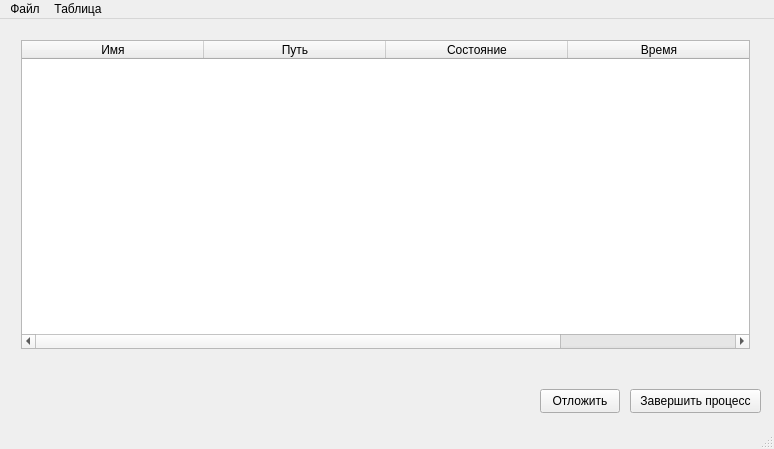
Before: the Qt Designer form Project1/Project1.ui in f1shaa/Project1, drawn with Qt 5.
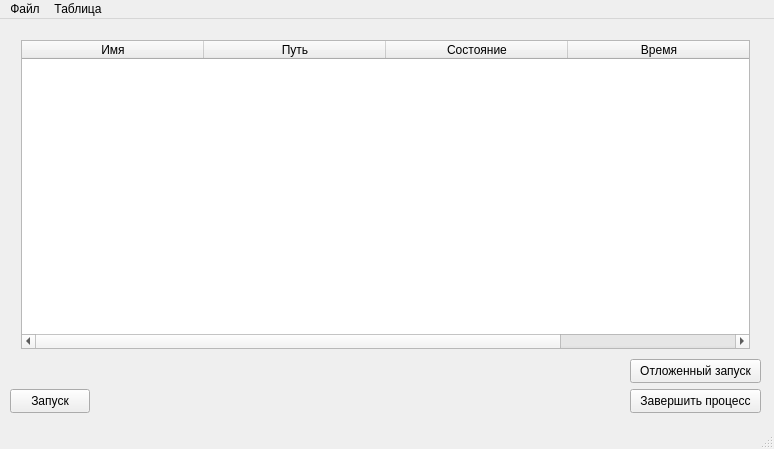
After: the same form once the commit is applied.

Diff of the .ui file:
```diff
--- a/Project1/Project1.ui
+++ b/Project1/Project1.ui
@@ -78,14 +78,27 @@
    <widget class="QPushButton" name="buttonStartTime">
     <property name="geometry">
      <rect>
-      <x>540</x>
+      <x>630</x>
+      <y>340</y>
+      <width>131</width>
+      <height>24</height>
+     </rect>
+    </property>
+    <property name="text">
+     <string>Отложенный запуск</string>
+    </property>
+   </widget>
+   <widget class="QPushButton" name="buttonStart">
+    <property name="geometry">
+     <rect>
+      <x>10</x>
       <y>370</y>
       <width>80</width>
       <height>24</height>
      </rect>
     </property>
     <property name="text">
-     <string>Отложить</string>
+     <string>Запуск</string>
     </property>
    </widget>
   </widget>
```
